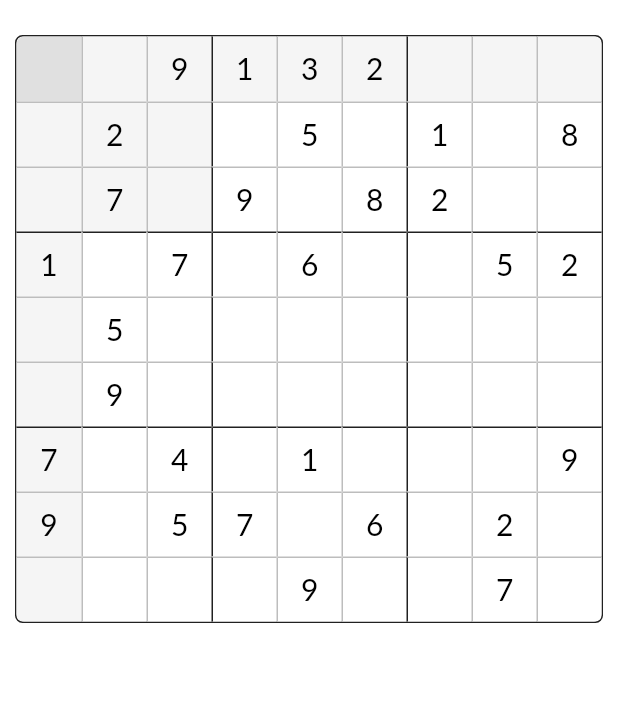
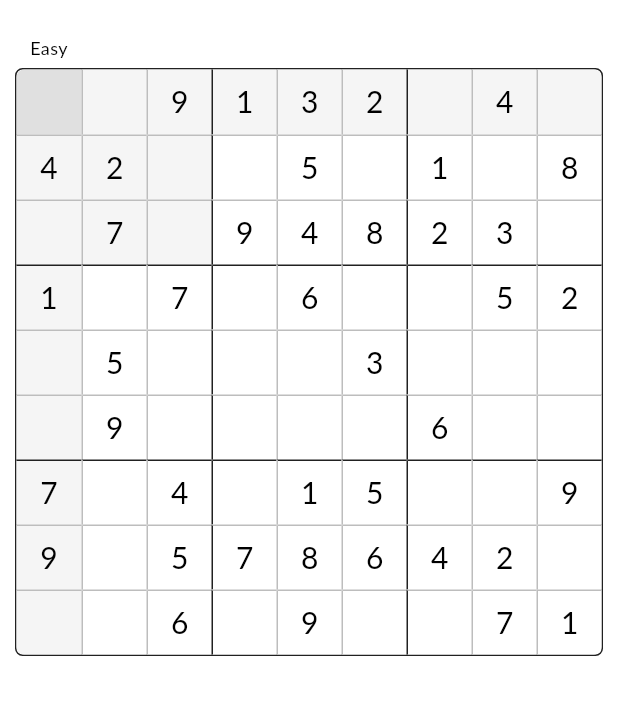
Before and after one commit to mdg1019/open_source_sudoku, a Flutter app: the screen it shows after launch, on a phone screen of 412 x 824 dp, the part 64-779 px from its top. Run offline on Flutter 3.47's test engine with Material 3 defaults, Android fonts, the phone set to English and light mode, and no system bars; our stand-ins replace flutter_riverpod, riverpod_annotation, shared_preferences; generated files the repository leaves out were written again; Roboto replaces fonts that are missing (Lato).

Commit message:
The app now generates the puzzle based on a difficulty level, which sets the number of givens to a random value within the range of the difficulty level.

```diff
--- /dev/null
+++ b/lib/constants/difficulty_levels.dart
@@ -0,0 +1,21 @@
+class DifficultyLevel {
+  final String name;
+  final int low;
+  final int high;
+
+  static const String easy = 'Easy';
+  static const String medium = 'Medium';
+  static const String hard = 'Hard';
+  static const String expert = 'Expert';
+
+  DifficultyLevel(this.name, this.low, this.high);
+}
+
+class DifficultyLevels {
+  static List<DifficultyLevel> difficultyLevels = [
+    DifficultyLevel(DifficultyLevel.easy, 36, 46),
+    DifficultyLevel(DifficultyLevel.medium, 32, 35),
+    DifficultyLevel(DifficultyLevel.hard, 28, 31),
+    DifficultyLevel(DifficultyLevel.expert, 17, 27),
+  ];
+}
--- a/lib/interfaces/sudoku_theme.dart
+++ b/lib/interfaces/sudoku_theme.dart
@@ -9,6 +9,7 @@ abstract class SudokuTheme {
   IconData appBarThemeIcon;
   TextStyle appBarThemeTextStyle;
   TextStyle currentValueTextStyle;
+  TextStyle difficultyTextStyle;
   ThemeData theme;
 
   SudokuTheme ({
@@ -20,6 +21,7 @@ abstract class SudokuTheme {
     required this.theme,
     required this.cursorLocationBackgroundColor,
     required this.backgroundColor,
-    required this.highlightBackgroundColor
+    required this.highlightBackgroundColor,
+    required this.difficultyTextStyle,
   });
 }
--- a/lib/models/settings.dart
+++ b/lib/models/settings.dart
@@ -1,5 +1,6 @@
 import 'package:riverpod_annotation/riverpod_annotation.dart';
 import 'package:shared_preferences/shared_preferences.dart';
+import 'package:sudoku/constants/difficulty_levels.dart';
 
 part 'settings.g.dart';
 
@@ -7,8 +8,12 @@ enum SudokuThemeType { light, dark }
 
 class Settings {
   final SudokuThemeType themeType;
+  final String difficultyLevel;
 
-  Settings({required this.themeType});
+  static const String themeTypeName = 'themeType';
+  static const String difficultyLevelName = 'difficultyLevel';
+
+  Settings({required this.themeType, required this.difficultyLevel});
 }
 
 @riverpod
@@ -18,9 +23,19 @@ class SettingsNotifier extends _$SettingsNotifier {
   @override
   FutureOr<Settings> build() async {
     sharedPreferences = await SharedPreferences.getInstance();
-    final themeType = SudokuThemeType.values[sharedPreferences!.getInt('theme') ??
-              SudokuThemeType.light.index];
-    return Settings(themeType: themeType);
+    final themeType =
+        SudokuThemeType.values[sharedPreferences!.getInt(Settings.themeTypeName) ??
+            (() {
+              sharedPreferences!
+                  .setInt(Settings.themeTypeName, SudokuThemeType.light.index);
+              return SudokuThemeType.light.index;
+            })()];
+    final difficultyLevel = sharedPreferences!.getString(Settings.difficultyLevelName) ??
+        (() {
+          sharedPreferences!.setString(Settings.difficultyLevelName, DifficultyLevel.easy);
+          return DifficultyLevel.easy;
+        })();
+    return Settings(themeType: themeType, difficultyLevel: difficultyLevel);
   }
 
   void toggleTheme() {
@@ -28,6 +43,7 @@ class SettingsNotifier extends _$SettingsNotifier {
         ? SudokuThemeType.dark
         : SudokuThemeType.light;
     sharedPreferences!.setInt('themeType', themeType.index);
-    state = AsyncValue.data(Settings(themeType: themeType));
+    state = AsyncValue.data(Settings(
+        themeType: themeType, difficultyLevel: state.value!.difficultyLevel));
   }
 }
--- a/lib/models/sudoku.dart
+++ b/lib/models/sudoku.dart
@@ -1,4 +1,7 @@
+import 'package:flutter_riverpod/flutter_riverpod.dart';
 import 'package:riverpod_annotation/riverpod_annotation.dart';
+import 'package:sudoku/constants/difficulty_levels.dart';
+import 'package:sudoku/models/settings.dart';
 import 'package:sudoku/utils/generator.dart';
 import 'package:sudoku/utils/shared.dart';
 
@@ -53,7 +56,9 @@ class Sudoku {
 class SudokuNotifier extends _$SudokuNotifier {
   @override
   FutureOr<Sudoku> build() async {
-    return Sudoku(puzzle: await Generator.generatePuzzle(30));
+    Settings settings = ref.read(settingsNotifierProvider.notifier).state.value!;
+
+    return Sudoku(puzzle: await Generator.generatePuzzle(Shared.getGivens(settings.difficultyLevel)));
   }
 
   void newPuzzle() async {
--- a/lib/screens/sudoku_screen.dart
+++ b/lib/screens/sudoku_screen.dart
@@ -23,7 +23,22 @@ class SudokuScreen extends ConsumerWidget {
         data: (sudoku) {
           return Padding(
             padding: const EdgeInsets.all(10.0),
-            child: Container(
+            child: Column(
+              children: [
+                Container(
+                  padding: const EdgeInsets.only(
+                    top: 0.0,
+                    right: 10.0,
+                    bottom: 5.0,
+                    left: 10.0,
+                  ),
+                  child: Row(
+                    children: [
+                      Text(settings.difficultyLevel, style: Shared.getTheme(settings.themeType).difficultyTextStyle),
+                    ],
+                  ),
+                ),
+                Container(
                   decoration: BoxDecoration(
                     border: Border.all(
                       color: Shared.getTheme(settings.themeType).gridBoxBorderColor,
@@ -42,6 +57,8 @@ class SudokuScreen extends ConsumerWidget {
                     }),
                   ),
                 ),
+              ],
+            ),
           );
         },
         loading: () => const Center(
--- a/lib/themes/dark_theme.dart
+++ b/lib/themes/dark_theme.dart
@@ -60,4 +60,9 @@ class DarkTheme implements SudokuTheme  {
 
   @override
   Color highlightBackgroundColor = Colors.grey[600]!;
+
+  @override
+  TextStyle difficultyTextStyle = const TextStyle(
+    fontSize: 12.0,
+  );
 }
--- a/lib/themes/light_theme.dart
+++ b/lib/themes/light_theme.dart
@@ -60,4 +60,9 @@ class LightTheme implements SudokuTheme {
 
   @override
   Color highlightBackgroundColor = Colors.grey[100]!;
+
+  @override
+  TextStyle difficultyTextStyle = const TextStyle(
+    fontSize: 12.0,
+  );
 }
--- a/lib/utils/shared.dart
+++ b/lib/utils/shared.dart
@@ -1,3 +1,6 @@
+import 'dart:math';
+
+import 'package:sudoku/constants/difficulty_levels.dart';
 import 'package:sudoku/models/settings.dart';
 
 import '../interfaces/sudoku_theme.dart';
@@ -106,6 +109,12 @@ class Shared {
     return (row ~/ 3) * 3 + (col ~/ 3);
   }
 
+  static int getGivens(String levelName) {
+    DifficultyLevel difficultyLevel = DifficultyLevels.difficultyLevels.firstWhere((difficultyLevel) => difficultyLevel.name == levelName);
+
+    return Random().nextInt(difficultyLevel.high - difficultyLevel.low + 1) + difficultyLevel.low;
+  }
+
   static SudokuTheme getTheme(SudokuThemeType themeType) {
     switch (themeType) {
       case SudokuThemeType.light:
```
Also changed, not shown: lib/models/settings.g.dart, lib/models/sudoku.g.dart. Lines whose indentation alone changed are shown as unchanged.
